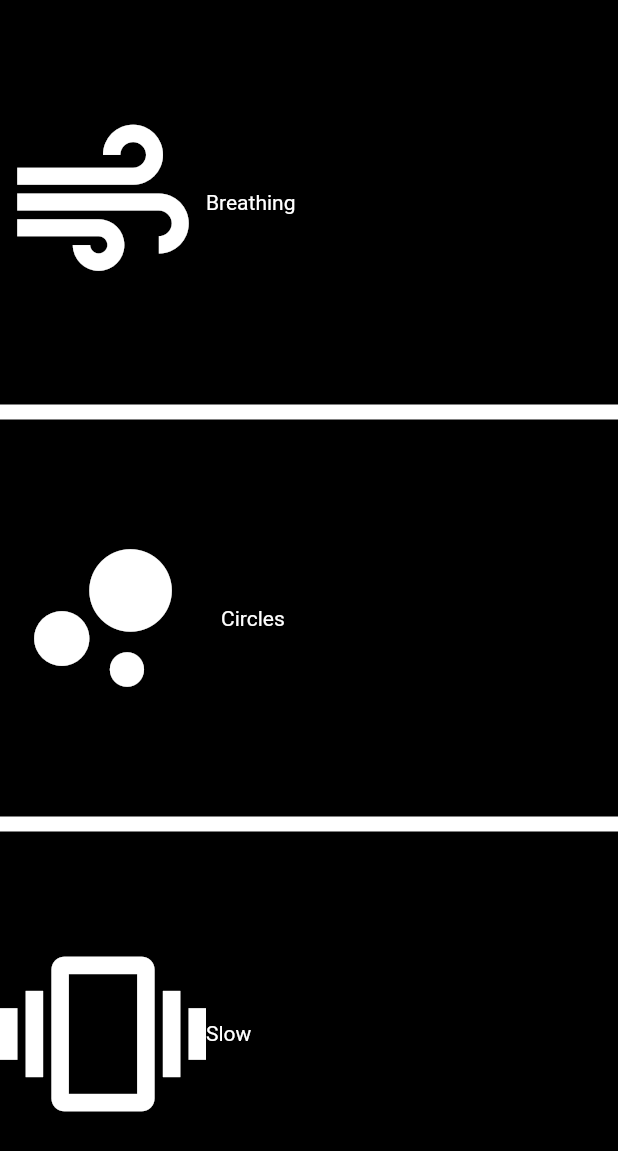
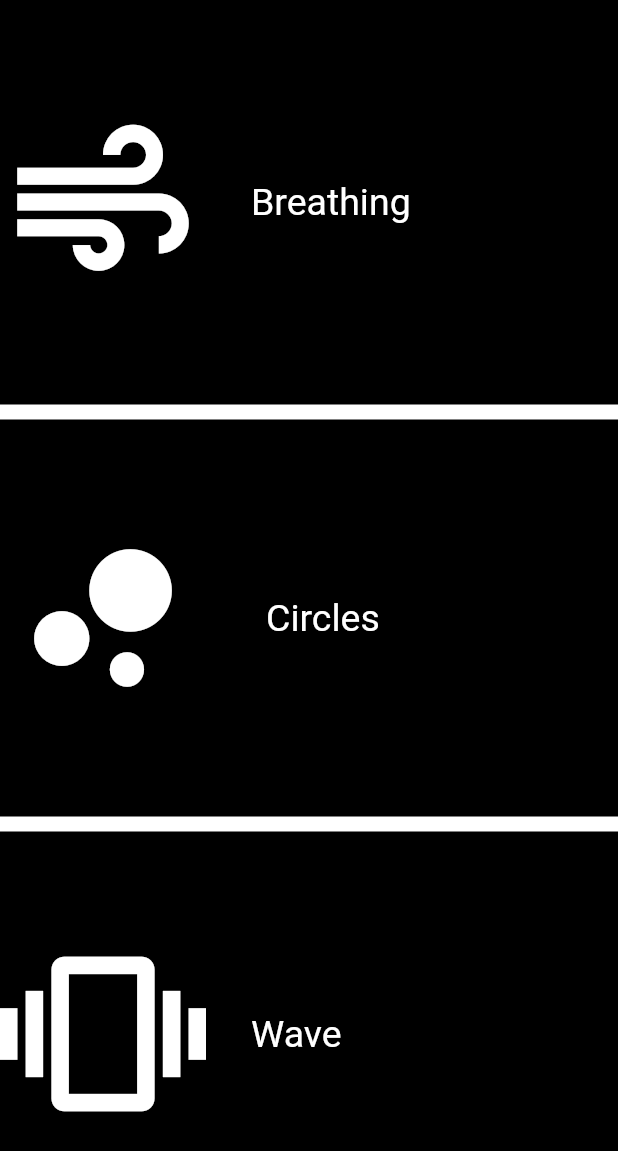
Before and after one commit to micah314/thisis_2, a Flutter app: the screen it shows after launch, on a phone screen of 412 x 824 dp. Shown: the top 1151 px of the screen. Run offline on Flutter 3.47's test engine with Material 3 defaults, Android fonts, the light colour scheme and no system bars; our stand-ins replace audioplayers, sensors_plus, vibration.

Commit message:
formatting

```diff
--- a/lib/breathing_page.dart
+++ b/lib/breathing_page.dart
@@ -45,7 +45,10 @@ class _ExpandingCircleState extends State<ExpandingCircle>
     return Scaffold(
       backgroundColor: Colors.black,
       appBar: AppBar(
-        title: Text('Expanding Circle'),
+        iconTheme: const IconThemeData(
+          color: Colors.white, //change your color here
+        ),
+        backgroundColor: Colors.black,
       ),
       body: Center(
         child: Column(
--- a/lib/main.dart
+++ b/lib/main.dart
@@ -1,119 +1,9 @@
-
-// BREATHING!!!!!!!!!
-// import 'package:flutter/material.dart';
-
-// void main() {
-//   runApp(MyApp());
-// }
-
-// class MyApp extends StatelessWidget {
-//   @override
-//   Widget build(BuildContext context) {
-//     return MaterialApp(
-//       title: 'Expanding Circle',
-//       theme: ThemeData(
-//         primarySwatch: Colors.blue,
-//       ),
-//       home: ExpandingCircle(),
-//     );
-//   }
-// }
-
-// class ExpandingCircle extends StatefulWidget {
-//   @override
-//   _ExpandingCircleState createState() => _ExpandingCircleState();
-// }
-
-// class _ExpandingCircleState extends State<ExpandingCircle>
-//     with SingleTickerProviderStateMixin {
-//   late AnimationController _controller;
-//   late Animation<double> _animation;
-//   double _sliderValue = 3;
-
-//   @override
-//   void initState() {
-//     super.initState();
-//     _controller = AnimationController(
-//       vsync: this,
-//       duration: Duration(seconds: 3), // Total duration for one cycle
-//     )..repeat(reverse: true); // Reverses animation at the end
-//     _animation = Tween<double>(begin: 0.0, end: 1.0).animate(_controller);
-//   }
-
-//   @override
-//   void dispose() {
-//     _controller.dispose();
-//     super.dispose();
-//   }
-
-//   void _updateCircleSize(double value) {
-//     setState(() {
-//       _sliderValue = value;
-//       _controller.duration = Duration(seconds: (value).round()); // Adjust the multiplier as needed
-//       _controller.repeat(reverse: true); // Restart animation with new duration
-//     });
-//   }
-
-//   @override
-//   Widget build(BuildContext context) {
-//     return Scaffold(
-//       backgroundColor: Colors.black,
-//       appBar: AppBar(
-//         title: Text('Expanding Circle'),
-//       ),
-//       body: Center(
-//         child: Column(
-//           mainAxisAlignment: MainAxisAlignment.center,
-//           children: [
-//             AnimatedBuilder(
-//               animation: _animation,
-//               builder: (context, child) {
-//                 return Container(
-//                   width: 100.0 + (_animation.value * 150.0), // Adjust the multiplier as needed
-//                   height: 100.0 + (_animation.value * 150.0), // Adjust the multiplier as needed
-//                   decoration: const BoxDecoration(
-//                     shape: BoxShape.circle,
-//                     color: Colors.white,
-//                   ),
-//                 );
-//               },
-//             ),
-//             const SizedBox(height: 20),
-//             Slider(
-//               value: _sliderValue,
-//               min: 1,
-//               max: 6,
-//               onChanged: _updateCircleSize,
-//             ),
-//           ],
-//         ),
-//       ),
-//     );
-//   }
-// }
-
-
-
-
-
-
-
-
-
-
-
-
-
-
-
-
-
 
 // MAIN THING!!!!!
 
-import 'package:flutter/cupertino.dart';
+// import 'package:flutter/cupertino.dart';
 import 'package:flutter/material.dart';
-import 'package:flutter/widgets.dart';
+// import 'package:flutter/widgets.dart';
 import 'package:flutter_application_1/breathing_page.dart';
 import 'package:flutter_application_1/noise.dart';
 import 'package:vibration/vibration.dart';
@@ -151,9 +41,6 @@ class HomeScreen extends StatelessWidget {
     );
   }
 }
-
-
-
 
 
 class VibratingSection extends StatefulWidget {
@@ -209,8 +96,11 @@ class _VibratingSectionState extends State<VibratingSection> {
                         color: Colors.white,
                         size: screenHeight / 6,
                       ),
+                      const SizedBox(
+                        width: 30,
+                      ),
                       const DefaultTextStyle(
-                        style: TextStyle(color: Colors.white),
+                        style: TextStyle(color: Colors.white, fontSize: 25),
                         child: Text('Breathing'),
                       )
                     ],
@@ -246,8 +136,11 @@ class _VibratingSectionState extends State<VibratingSection> {
                         size: screenHeight / 6,
                       ),
                       SizedBox(width: 10, height: MediaQuery.of(context).size.width),
+                      const SizedBox(
+                        width: 30,
+                      ),
                       const DefaultTextStyle(
-                        style: TextStyle(color: Colors.white),
+                        style: TextStyle(color: Colors.white, fontSize: 25),
                         child: Text('Circles'),
                       )
                     ],
@@ -282,9 +175,12 @@ class _VibratingSectionState extends State<VibratingSection> {
                         color: Colors.white,
                         size: screenHeight / 6,
                       ),
+                      const SizedBox(
+                        width: 30,
+                      ),
                       const DefaultTextStyle(
-                        style: TextStyle(color: Colors.white),
-                        child: Text('Slow'),
+                        style: TextStyle(color: Colors.white, fontSize: 25),
+                        child: Text('Wave'),
                       )
                     ],
                   ),
```
Also changed, not shown: lib/noise.dart (+7 -4 lines).
